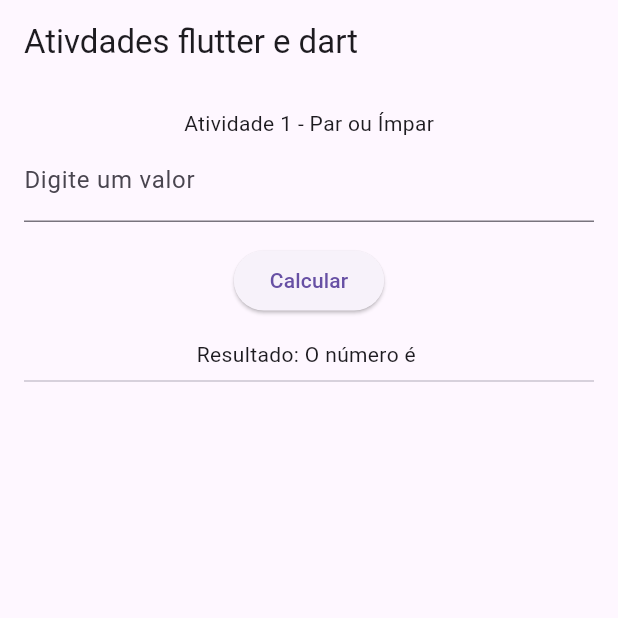
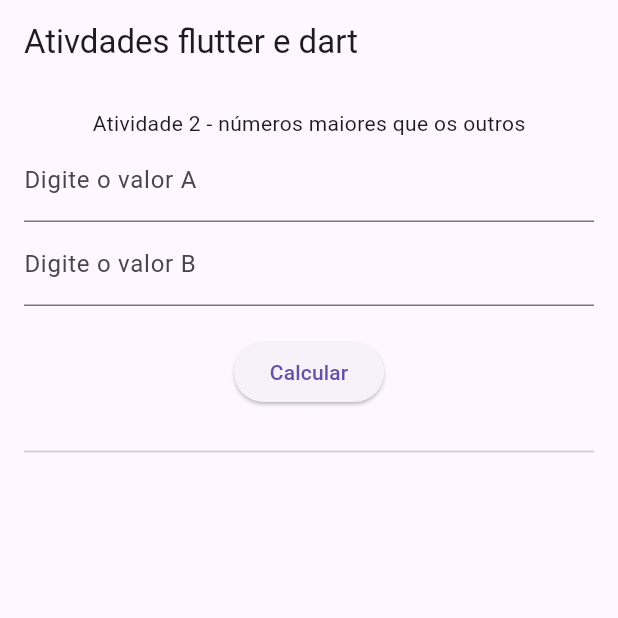
Before and after one commit to Victor-Valedev/Trilha-Mobile-Atividades, a Flutter app: the screen it shows after launch, on a phone screen of 412 x 824 dp, the top half of it. Run offline on Flutter 3.47's test engine with Material 3 defaults, Android fonts, the phone set to English and light mode, and no system bars.

Commit message:
Atividade 2

```diff
--- a/lib/atividades/atividade_1.dart
+++ /dev/null
@@ -1,45 +0,0 @@
-//Escreva uma função que lê um nº inteiro de um campo e mostre uma mensagem indicando se este número é par ou ímpar.
-
-import 'package:flutter/material.dart';
-
-class Atividade1 extends StatefulWidget {
-  @override
-  State<Atividade1> createState() => _Atividade1State();
-}
-
-class _Atividade1State extends State<Atividade1> {
-  final _valorDigitado = TextEditingController();
-  String _resultado = '';
-
-  void _imparOuPar() {
-    final valor = int.tryParse(_valorDigitado.text);
-    if (valor == null) {
-      setState(() {
-        _resultado = 'Digite um valor válido';
-      });
-    } else {
-      setState(() {
-        _resultado = valor % 2 == 0 ? 'Par' : 'Impar';
-      });
-    }
-  }
-
-  @override
-  Widget build(BuildContext context) {
-    return Column(
-      mainAxisAlignment: MainAxisAlignment.center,
-      children: <Widget>[
-        Text('Atividade 1 - Par ou Ímpar'),
-        TextField(
-          controller: _valorDigitado,
-          decoration: InputDecoration(labelText: 'Digite um valor'),
-          keyboardType: TextInputType.numberWithOptions(decimal: true),
-        ),
-        SizedBox(height: 15),
-        ElevatedButton(onPressed: _imparOuPar, child: Text('Calcular')),
-        SizedBox(height: 15),
-        Text('Resultado: O número é ${_resultado}'),
-      ],
-    );
-  }
-}
--- /dev/null
+++ b/lib/atividades/atividade_2.dart
@@ -0,0 +1,58 @@
+import 'package:flutter/material.dart';
+
+class Atividade2 extends StatefulWidget {
+  @override
+  State<Atividade2> createState() => _Atividade2State();
+}
+
+class _Atividade2State extends State<Atividade2> {
+  final valor1 = TextEditingController();
+  final valor2 = TextEditingController();
+  String _resultado = '';
+
+  _lerNumeros() {
+    final numero1 = int.tryParse(valor1.text);
+    final numero2 = int.tryParse(valor2.text);
+
+    if (numero1 != numero2) {
+      setState(() {
+        _resultado =
+            numero1! > numero2!
+                ? 'Valor A é maior que o Valor B!'
+                : 'Valor B é maior que o Valor A!';
+      });
+    } else if (numero1 == null || numero2 == null) {
+      setState(() {
+        _resultado = 'Digite valores válidos nos campos!';
+      });
+    } else {
+      setState(() {
+        _resultado =
+            'Digite valores diferentes um do outro para saber qual o maior!';
+      });
+    }
+  }
+
+  @override
+  Widget build(BuildContext context) {
+    return Column(
+      mainAxisAlignment: MainAxisAlignment.center,
+      children: <Widget>[
+        Text('Atividade 2 - números maiores que os outros'),
+        TextField(
+          decoration: InputDecoration(labelText: 'Digite o valor A'),
+          controller: valor1,
+          keyboardType: TextInputType.numberWithOptions(decimal: true),
+        ),
+        TextField(
+          decoration: InputDecoration(labelText: 'Digite o valor B'),
+          controller: valor2,
+          keyboardType: TextInputType.numberWithOptions(decimal: true),
+        ),
+        SizedBox(height: 20),
+        ElevatedButton(onPressed: _lerNumeros, child: Text('Calcular')),
+        Text(_resultado),
+      ],
+    );
+  }
+}
--- a/lib/main.dart
+++ b/lib/main.dart
@@ -1,5 +1,5 @@
 import 'package:flutter/material.dart';
-import 'package:trilhamobile/atividades/atividade_1.dart';
+import 'package:trilhamobile/atividades/atividade_2.dart';
 
 
 void main() => runApp(MaterialApp(
@@ -17,7 +17,7 @@
           padding: EdgeInsets.all(16),
           child: Column(
             children: <Widget> [
-              Atividade1(),
+              Atividade2(),
               Divider(),
             ],
           ),
```
